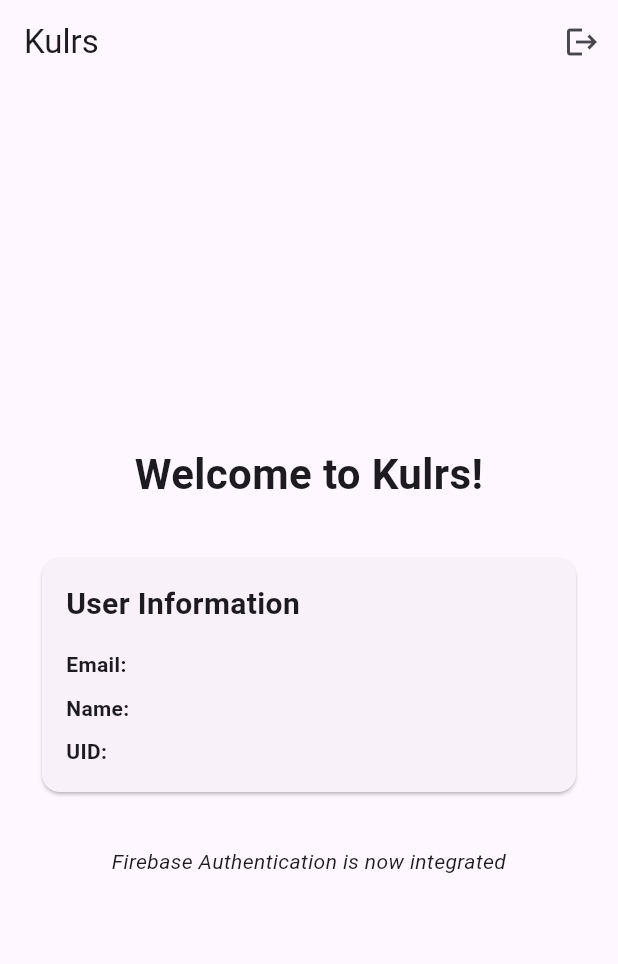
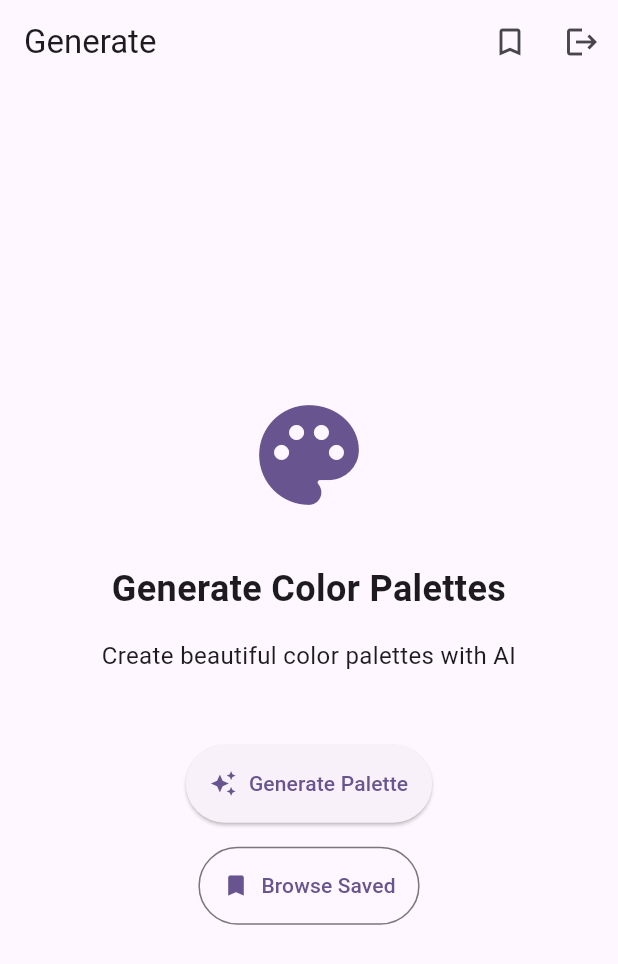
Before and after one commit to goblinsan/kulrs, a Flutter app: the screen it shows once a user with an empty profile is signed in, on a phone screen of 412 x 824 dp. Shown: the top 964 px of the screen. Run offline on Flutter 3.47's test engine with Material 3 defaults, Android fonts, the phone set to English and light mode, and no system bars; our stand-ins replace firebase_auth, firebase_core, google_sign_in, sign_in_with_apple; accounts and stored records are empty.

Commit message:
feat(mobile): add navigation routes, shared components, and environment flavors
- Add run scripts for staging and production environments
- Create shared UI components library (loading, error, buttons, cards, app bar)
- Add Generate screen for creating color palettes
- Add Detail screen for viewing palette details
- Add Saved screen for browsing saved palettes
- Update main navigation to include new routes
- Update README with comprehensive documentation
- Support dev/staging/prod environment flavors

Co-authored-by: goblinsan <5173291+goblinsan@users.noreply.github.com>

```diff
--- /dev/null
+++ b/apps/mobile/lib/components/custom_app_bar.dart
@@ -0,0 +1,31 @@
+import 'package:flutter/material.dart';
+
+/// A reusable custom app bar widget
+class CustomAppBar extends StatelessWidget implements PreferredSizeWidget {
+  final String title;
+  final List<Widget>? actions;
+  final Widget? leading;
+  final bool showBackButton;
+
+  const CustomAppBar({
+    super.key,
+    required this.title,
+    this.actions,
+    this.leading,
+    this.showBackButton = false,
+  });
+
+  @override
+  Widget build(BuildContext context) {
+    return AppBar(
+      title: Text(title),
+      automaticallyImplyLeading: showBackButton,
+      leading: leading,
+      actions: actions,
+      elevation: 0,
+    );
+  }
+
+  @override
+  Size get preferredSize => const Size.fromHeight(kToolbarHeight);
+}
--- /dev/null
+++ b/apps/mobile/lib/components/custom_button.dart
@@ -0,0 +1,65 @@
+import 'package:flutter/material.dart';
+
+/// A reusable custom button widget
+class CustomButton extends StatelessWidget {
+  final String text;
+  final VoidCallback? onPressed;
+  final bool isLoading;
+  final bool isOutlined;
+  final IconData? icon;
+  final Color? backgroundColor;
+  final Color? foregroundColor;
+
+  const CustomButton({
+    super.key,
+    required this.text,
+    this.onPressed,
+    this.isLoading = false,
+    this.isOutlined = false,
+    this.icon,
+    this.backgroundColor,
+    this.foregroundColor,
+  });
+
+  @override
+  Widget build(BuildContext context) {
+    final buttonChild = isLoading
+        ? const SizedBox(
+            height: 20,
+            width: 20,
+            child: CircularProgressIndicator(strokeWidth: 2),
+          )
+        : icon != null
+            ? Row(
+                mainAxisSize: MainAxisSize.min,
+                children: [
+                  Icon(icon),
+                  const SizedBox(width: 8),
+                  Text(text),
+                ],
+              )
+            : Text(text);
+
+    if (isOutlined) {
+      return OutlinedButton(
+        onPressed: isLoading ? null : onPressed,
+        style: OutlinedButton.styleFrom(
+          padding: const EdgeInsets.all(16),
+          backgroundColor: backgroundColor,
+          foregroundColor: foregroundColor,
+        ),
+        child: buttonChild,
+      );
+    }
+
+    return ElevatedButton(
+      onPressed: isLoading ? null : onPressed,
+      style: ElevatedButton.styleFrom(
+        padding: const EdgeInsets.all(16),
+        backgroundColor: backgroundColor,
+        foregroundColor: foregroundColor,
+      ),
+      child: buttonChild,
+    );
+  }
+}
--- a/apps/mobile/lib/main.dart
+++ b/apps/mobile/lib/main.dart
@@ -4,6 +4,9 @@ import 'package:provider/provider.dart';
 import 'providers/auth_provider.dart';
 import 'screens/auth/login_screen.dart';
 import 'screens/auth/signup_screen.dart';
+import 'screens/generate/generate_screen.dart';
+import 'screens/detail/detail_screen.dart';
+import 'screens/saved/saved_screen.dart';
 import 'screens/home_screen.dart';
 
 void main() async {
@@ -30,6 +33,19 @@ class MyApp extends StatelessWidget {
           '/login': (context) => const LoginScreen(),
           '/signup': (context) => const SignupScreen(),
           '/home': (context) => const HomeScreen(),
+          '/generate': (context) => const GenerateScreen(),
+          '/saved': (context) => const SavedScreen(),
+        },
+        onGenerateRoute: (settings) {
+          if (settings.name == '/detail') {
+            final args = settings.arguments as Map<String, dynamic>?;
+            return MaterialPageRoute(
+              builder: (context) => DetailScreen(
+                paletteId: args?['paletteId'] as String?,
+              ),
+            );
+          }
+          return null;
         },
       ),
     );
@@ -53,7 +69,7 @@ class AuthWrapper extends StatelessWidget {
     }
 
     if (authProvider.isAuthenticated) {
-      return const HomeScreen();
+      return const GenerateScreen();
     }
 
     return const LoginScreen();
--- /dev/null
+++ b/apps/mobile/lib/screens/generate/generate_screen.dart
@@ -0,0 +1,104 @@
+import 'package:flutter/material.dart';
+import 'package:provider/provider.dart';
+import '../../components/components.dart';
+import '../../providers/auth_provider.dart';
+
+/// Screen for generating color palettes
+class GenerateScreen extends StatefulWidget {
+  const GenerateScreen({super.key});
+
+  @override
+  State<GenerateScreen> createState() => _GenerateScreenState();
+}
+
+class _GenerateScreenState extends State<GenerateScreen> {
+  bool _isGenerating = false;
+
+  Future<void> _generatePalette() async {
+    setState(() {
+      _isGenerating = true;
+    });
+
+    // TODO: Implement palette generation logic
+    await Future.delayed(const Duration(seconds: 1));
+
+    if (mounted) {
+      setState(() {
+        _isGenerating = false;
+      });
+    }
+  }
+
+  void _navigateToSaved() {
+    Navigator.of(context).pushNamed('/saved');
+  }
+
+  @override
+  Widget build(BuildContext context) {
+    final authProvider = context.watch<AuthProvider>();
+
+    return Scaffold(
+      appBar: CustomAppBar(
+        title: 'Generate',
+        actions: [
+          IconButton(
+            icon: const Icon(Icons.bookmark_border),
+            onPressed: _navigateToSaved,
+            tooltip: 'Saved Palettes',
+          ),
+          IconButton(
+            icon: const Icon(Icons.logout),
+            onPressed: () async {
+              await authProvider.signOut();
+            },
+            tooltip: 'Sign Out',
+          ),
+        ],
+      ),
+      body: Center(
+        child: Padding(
+          padding: const EdgeInsets.all(24.0),
+          child: Column(
+            mainAxisAlignment: MainAxisAlignment.center,
+            children: [
+              Icon(
+                Icons.palette,
+                size: 80,
+                color: Theme.of(context).colorScheme.primary,
+              ),
+              const SizedBox(height: 32),
+              const Text(
+                'Generate Color Palettes',
+                style: TextStyle(
+                  fontSize: 24,
+                  fontWeight: FontWeight.bold,
+                ),
+                textAlign: TextAlign.center,
+              ),
+              const SizedBox(height: 16),
+              const Text(
+                'Create beautiful color palettes with AI',
+                style: TextStyle(fontSize: 16),
+                textAlign: TextAlign.center,
+              ),
+              const SizedBox(height: 48),
+              CustomButton(
+                text: 'Generate Palette',
+                icon: Icons.auto_awesome,
+                onPressed: _generatePalette,
+                isLoading: _isGenerating,
+              ),
+              const SizedBox(height: 16),
+              CustomButton(
+                text: 'Browse Saved',
+                icon: Icons.bookmark,
+                onPressed: _navigateToSaved,
+                isOutlined: true,
+              ),
+            ],
+          ),
+        ),
+      ),
+    );
+  }
+}
```
Also changed, not shown: apps/mobile/lib/components/components.dart (added, +10 -0 lines), apps/mobile/lib/components/custom_card.dart (added, +38 -0 lines), apps/mobile/lib/components/error_message.dart (added, +46 -0 lines), apps/mobile/lib/components/loading_indicator.dart (added, +37 -0 lines), apps/mobile/lib/screens/detail/detail_screen.dart (added, +124 -0 lines), apps/mobile/lib/screens/saved/saved_screen.dart (added, +142 -0 lines), 3 other files.
